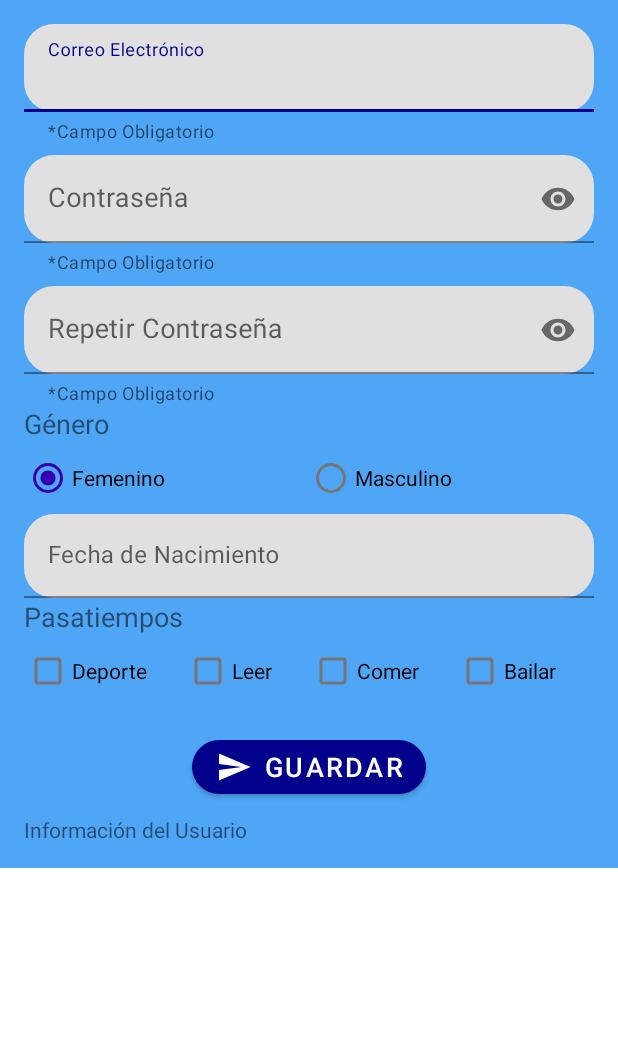
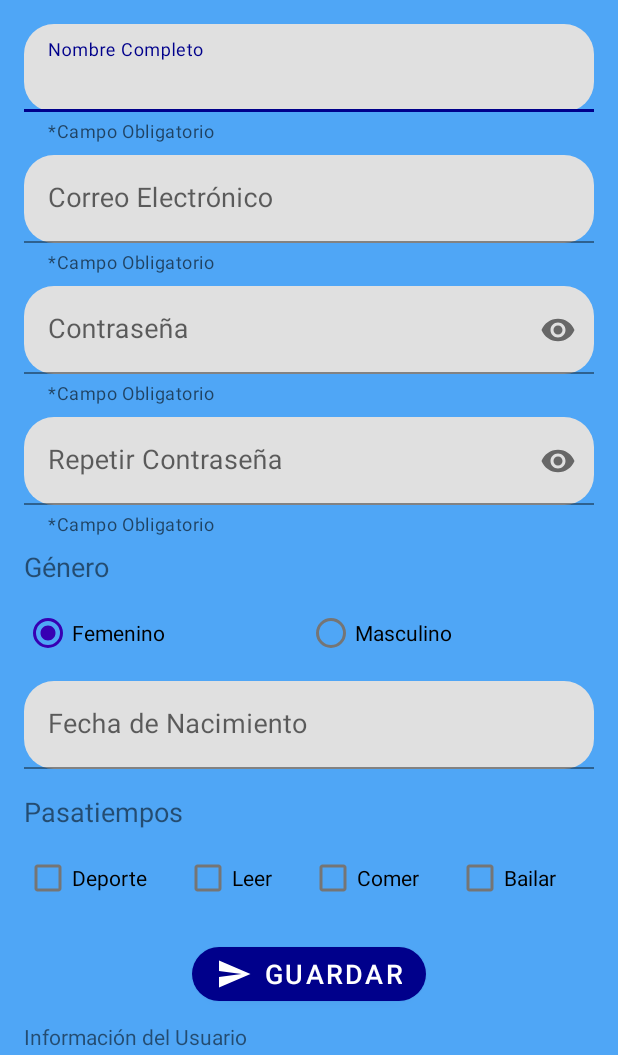
Before and after one commit to JuanRios66/Formulario, an Android app: the screen it shows after launch (MainActivity), on a phone screen of 412 x 824 dp, the part 181-1236 px from its top. Run offline under Robolectric (Android 15) with nearby library versions, the phone set to English and light mode, and no system bars.

Commit message:
DatePick+ name complete

```diff
--- a/app/src/main/java/com/juanrios66/formulario/user.kt
+++ b/app/src/main/java/com/juanrios66/formulario/user.kt
@@ -1,8 +1,10 @@
 package com.juanrios66.formulario
 
 data class user (
+        var name: String? = null,
         var email: String? = null,
         var password: String? = null,
         var genre: String? = null,
-        var hobbies: String? = null
+        var hobbies: String? = null,
+        var fecha: String? = null
         )
--- a/app/src/main/res/layout/activity_main.xml
+++ b/app/src/main/res/layout/activity_main.xml
@@ -23,10 +23,31 @@
             android:textSize="36sp" />
 
         <com.google.android.material.textfield.TextInputLayout
+            android:id="@+id/name"
+            android:layout_width="match_parent"
+            android:layout_height="match_parent"
+            app:boxBackgroundColor="@color/mtrl_filled_background_color"
+            app:boxCornerRadiusBottomEnd="20dp"
+            app:boxCornerRadiusBottomStart="20dp"
+            app:boxCornerRadiusTopEnd="20dp"
+            app:boxCornerRadiusTopStart="20dp"
+            app:helperText="@string/error_field"
+            app:suffixTextColor="@color/mtrl_indicator_text_color">
+
+            <com.google.android.material.textfield.TextInputEditText
+                android:id="@+id/name_text"
+                android:layout_width="match_parent"
+                android:layout_height="wrap_content"
+                android:layout_marginTop="16dp"
+                android:hint="@string/name"
+                android:textSize="18sp" />
+        </com.google.android.material.textfield.TextInputLayout>
+
+        <com.google.android.material.textfield.TextInputLayout
             android:id="@+id/email"
             android:layout_width="match_parent"
             android:layout_height="wrap_content"
-            android:layout_marginTop="16dp"
+            android:layout_marginTop="8dp"
             app:boxCornerRadiusBottomEnd="20dp"
             app:boxCornerRadiusBottomStart="20dp"
             app:boxCornerRadiusTopEnd="20dp"
@@ -88,12 +109,14 @@
             android:id="@+id/genretext"
             android:layout_width="match_parent"
             android:layout_height="wrap_content"
+            android:layout_marginTop="8dp"
             android:text="@string/genre"
             android:textSize="18sp" />
 
         <RadioGroup
             android:layout_width="match_parent"
             android:layout_height="wrap_content"
+            android:layout_marginTop="8dp"
             android:orientation="horizontal">
 
             <RadioButton
@@ -112,16 +135,11 @@
                 android:text="@string/male" />
         </RadioGroup>
 
-        <LinearLayout
-            android:id="@+id/date"
-            android:layout_width="match_parent"
-            android:layout_height="match_parent"
-            android:orientation="horizontal">
-
         <com.google.android.material.textfield.TextInputLayout
             android:id="@+id/birth"
             android:layout_width="match_parent"
             android:layout_height="match_parent"
+            android:layout_marginTop="8dp"
             android:clickable="false"
             android:focusable="false"
             app:boxCornerRadiusBottomEnd="20dp"
@@ -134,23 +152,35 @@
                 android:layout_width="match_parent"
                 android:layout_height="wrap_content"
                 android:clickable="true"
-                    android:focusable="false"
+                android:focusable="true"
                 android:focusableInTouchMode="false"
                 android:hint="@string/Datebirth"
-                    android:inputType="date" />
+                android:inputType="date"
+                android:textAlignment="textEnd"
+                android:textSize="18sp" />
         </com.google.android.material.textfield.TextInputLayout>
+
+        <LinearLayout
+            android:id="@+id/date"
+            android:layout_width="match_parent"
+            android:layout_height="match_parent"
+            android:layout_marginTop="8dp"
+            android:orientation="horizontal">
+
         </LinearLayout>
 
         <TextView
             android:id="@+id/hobbiestext"
             android:layout_width="match_parent"
             android:layout_height="wrap_content"
+            android:layout_marginTop="8dp"
             android:text="@string/hobbies"
             android:textSize="18sp" />
 
         <LinearLayout
             android:layout_width="match_parent"
             android:layout_height="wrap_content"
+            android:layout_marginTop="8dp"
             android:orientation="horizontal">
 
             <CheckBox
@@ -196,7 +226,7 @@
         <TextView
             android:id="@+id/textView2"
             android:layout_width="match_parent"
-            android:layout_height="wrap_content"
+            android:layout_height="match_parent"
             android:layout_marginTop="8dp"
             android:text="@string/info" />
     </LinearLayout>
--- a/app/src/main/res/values-night/themes.xml
+++ b/app/src/main/res/values-night/themes.xml
@@ -2,12 +2,12 @@
     <!-- Base application theme. -->
     <style name="Theme.Formulario" parent="Theme.MaterialComponents.DayNight.DarkActionBar">
         <!-- Primary brand color. -->
-        <item name="colorPrimary">@color/purple_200</item>
-        <item name="colorPrimaryVariant">@color/purple_700</item>
+        <item name="colorPrimary">@color/royalblue</item>
+        <item name="colorPrimaryVariant">@color/slateblue</item>
         <item name="colorOnPrimary">@color/black</item>
         <!-- Secondary brand color. -->
-        <item name="colorSecondary">@color/teal_200</item>
-        <item name="colorSecondaryVariant">@color/teal_200</item>
+        <item name="colorSecondary">@color/midnightblue</item>
+        <item name="colorSecondaryVariant">@color/aqua</item>
         <item name="colorOnSecondary">@color/black</item>
         <!-- Status bar color. -->
         <item name="android:statusBarColor" tools:targetApi="l">?attr/colorPrimaryVariant</item>
--- a/app/src/main/res/values/strings.xml
+++ b/app/src/main/res/values/strings.xml
@@ -18,5 +18,6 @@
     <string name="Eat">Comer</string>
     <string name="Dance">Bailar</string>
     <string name="Datebirth">Fecha de Nacimiento</string>
+    <string name="name">Nombre Completo</string>
 
 </resources>
```
Also changed, not shown: app/src/main/java/com/juanrios66/formulario/MainActivity.kt (+31 -34 lines). Lines whose indentation alone changed are shown as unchanged.
